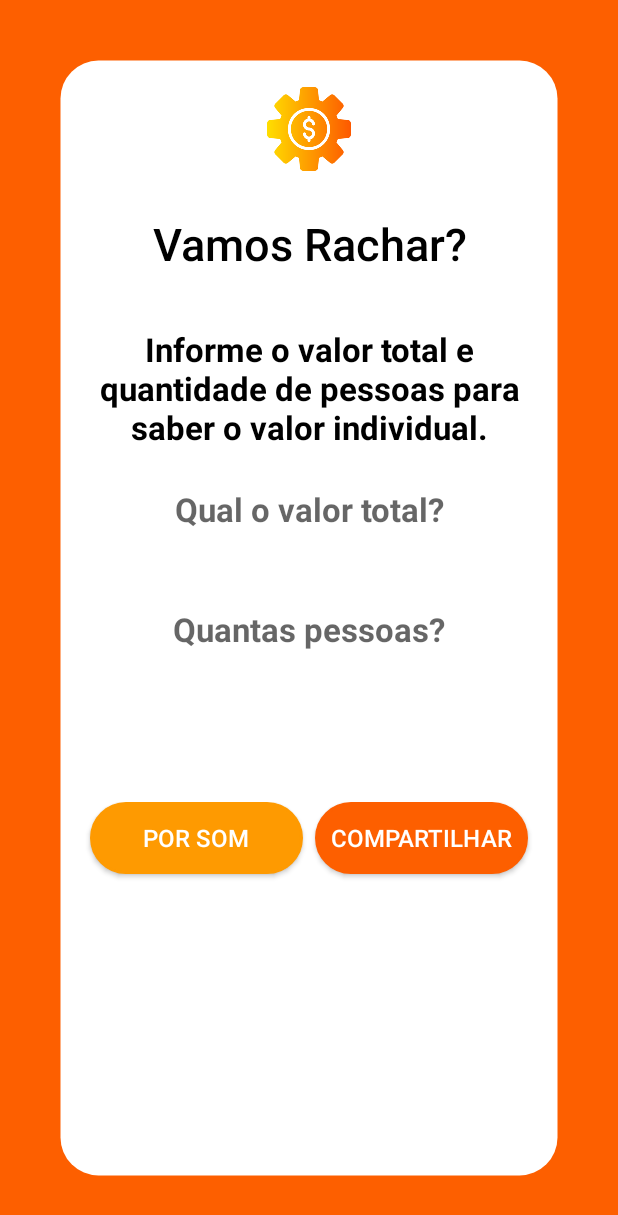
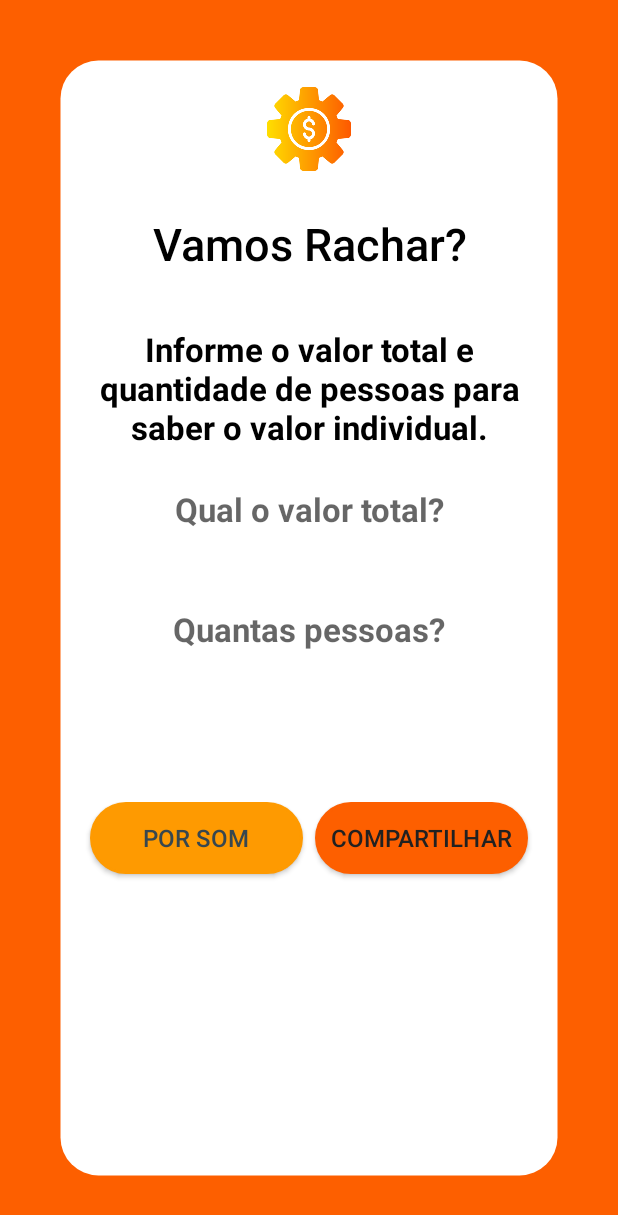
Before and after one commit to ericiannj/vamos-rachar, an Android app built with Jetpack Compose: the screen it shows after launch (MainActivity), on a phone screen of 412 x 824 dp. Shown: the top 1215 px of the screen. Run offline under Robolectric (Android 15) with nearby library versions, the phone set to English and light mode, and no system bars.

Commit message:
accessibility improvements

```diff
--- a/app/src/main/res/layout/activity_main.xml
+++ b/app/src/main/res/layout/activity_main.xml
@@ -8,8 +8,7 @@
     android:background="#FD5F00"
     >
 
-    <LinearLayout xmlns:android="http://schemas.android.com/apk/res/android"
-        xmlns:app="http://schemas.android.com/apk/res-auto"
+    <LinearLayout
         android:layout_width="match_parent"
         android:layout_height="match_parent"
         android:layout_margin="40dp"
@@ -89,12 +88,11 @@
                 android:layout_marginLeft="10dp"
                 android:layout_marginRight="4dp"
                 android:layout_weight="1"
-                android:text="Por Som"
-                android:textColor="#FFFFFF"
-                android:textSize="16sp"
                 android:background="@drawable/rounded_button"
                 android:backgroundTint="#FE9A01"
-                 />
+                android:text="Por Som"
+                android:textColor="#37474F"
+                android:textSize="16sp" />
 
             <Button
                 android:id="@+id/btn_share"
@@ -103,11 +101,10 @@
                 android:layout_marginLeft="4dp"
                 android:layout_marginRight="10dp"
                 android:layout_weight="1"
+                android:background="@drawable/rounded_button"
                 android:text="Compartilhar"
-                android:textColor="#FFFFFF"
-                android:textSize="16sp"
-                android:background="@drawable/rounded_button"
-                 />
+                android:textColor="#212121"
+                android:textSize="16sp" />
 
 
         </LinearLayout>
```
